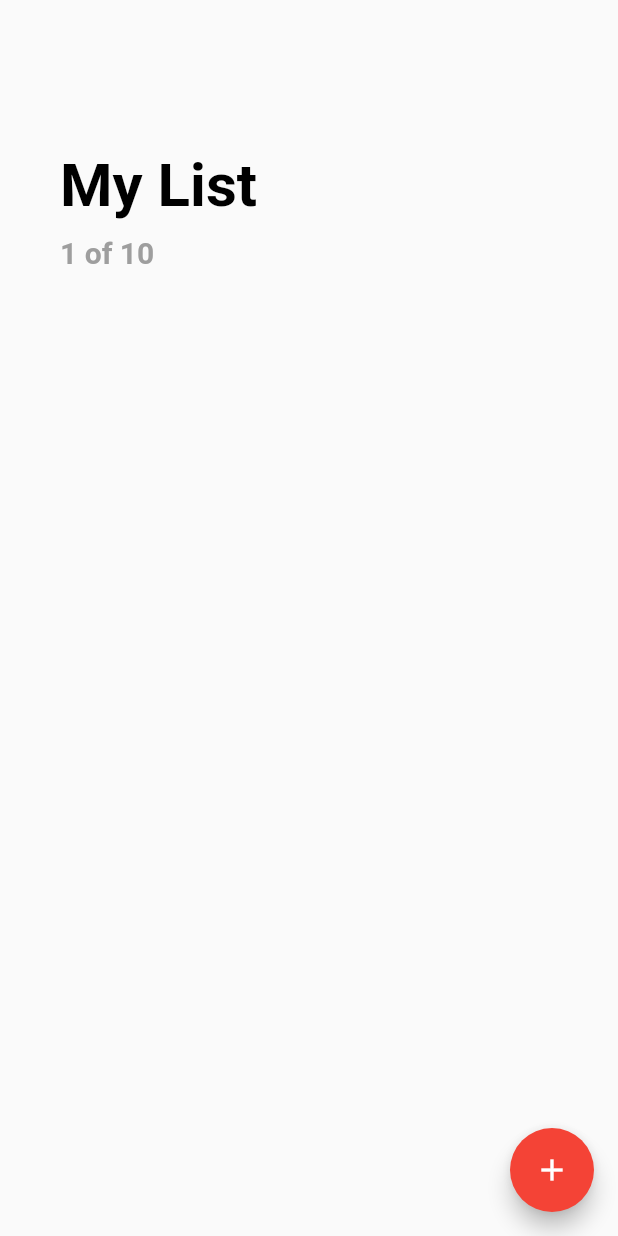
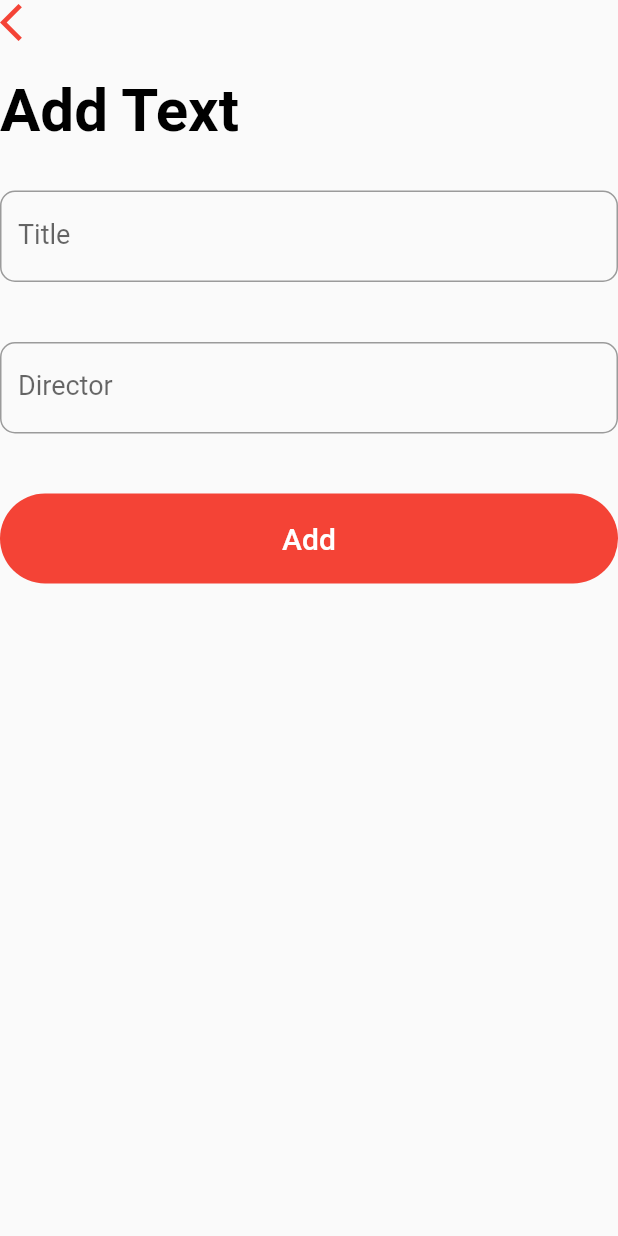
Before and after one commit to ritik1305/MyWatchlist, a Flutter app: the screen it shows after launch, after a tap on the "add" icon, on a phone screen of 412 x 824 dp. Run offline on Flutter 3.47's test engine with Material 2 defaults, Android fonts, the phone set to English and light mode, and no system bars.

Commit message:
Added Add Movie page

```diff
--- /dev/null
+++ b/lib/screens/add_movie_screen.dart
@@ -0,0 +1,116 @@
+import 'package:flutter/material.dart';
+
+class AddMovieScreen extends StatefulWidget {
+  const AddMovieScreen({Key? key}) : super(key: key);
+
+  @override
+  _AddMovieScreenState createState() => _AddMovieScreenState();
+}
+
+class _AddMovieScreenState extends State<AddMovieScreen> {
+  final _formKey = GlobalKey<FormState>();
+  String _title = '';
+  String _director = '';
+
+  _submit() {
+    if (_formKey.currentState!.validate()) {
+      _formKey.currentState!.save();
+      print('$_title, $_director');
+
+      Navigator.pop(context);
+    }
+  }
+
+  @override
+  Widget build(BuildContext context) {
+    return Scaffold(
+      body: Column(
+        crossAxisAlignment: CrossAxisAlignment.start,
+        children: <Widget>[
+          GestureDetector(
+            onTap: () => Navigator.pop(context),
+            child: Icon(
+              Icons.arrow_back_ios,
+              size: 30.0,
+              color: Theme.of(context).primaryColor,
+            ),
+          ),
+          SizedBox(
+            height: 20.0,
+          ),
+          Text(
+            'Add Text',
+            style: TextStyle(
+                color: Colors.black,
+                fontSize: 40.0,
+                fontWeight: FontWeight.bold),
+          ),
+          SizedBox(
+            height: 10.0,
+          ),
+          Form(
+            key: _formKey,
+            child: Column(
+              children: [
+                Padding(
+                  padding: EdgeInsets.symmetric(vertical: 20.0),
+                  child: TextFormField(
+                    style: TextStyle(fontSize: 18.0),
+                    decoration: InputDecoration(
+                      labelText: 'Title',
+                      labelStyle: TextStyle(fontSize: 18.0),
+                      border: OutlineInputBorder(
+                        borderRadius: BorderRadius.circular(10.0),
+                      ),
+                    ),
+                    validator: (input) =>
+                        input!.trim().isEmpty ? 'Please enter a title' : null,
+                    onSaved: (input) => _title = input!,
+                    initialValue: _title,
+                  ),
+                ),
+                Padding(
+                  padding: EdgeInsets.symmetric(vertical: 20.0),
+                  child: TextFormField(
+                    style: TextStyle(fontSize: 18.0),
+                    decoration: InputDecoration(
+                      labelText: 'Director',
+                      labelStyle: TextStyle(fontSize: 18.0),
+                      border: OutlineInputBorder(
+                        borderRadius: BorderRadius.circular(10.0),
+                      ),
+                    ),
+                    validator: (input) => input!.trim().isEmpty
+                        ? 'Please enter Director name'
+                        : null,
+                    onSaved: (input) => _director = input!,
+                    initialValue: _director,
+                  ),
+                ),
+                Container(
+                  margin: EdgeInsets.symmetric(vertical: 20.0),
+                  height: 60.0,
+                  width: double.infinity,
+                  decoration: BoxDecoration(
+                    color: Theme.of(context).primaryColor,
+                    borderRadius: BorderRadius.circular(30.0),
+                  ),
+                  child: TextButton(
+                    child: Text(
+                      'Add',
+                      style: TextStyle(
+                        color: Colors.white,
+                        fontSize: 20.0,
+                      ),
+                    ),
+                    onPressed: _submit,
+                  ),
+                ),
+              ],
+            ),
+          ),
+        ],
+      ),
+    );
+  }
+}
--- a/lib/screens/my_watch_list.dart
+++ b/lib/screens/my_watch_list.dart
@@ -1,4 +1,5 @@
 import 'package:flutter/material.dart';
+import 'package:mywatchlist/screens/add_movie_screen.dart';
 
 class MyWatchListScreen extends StatefulWidget {
   const MyWatchListScreen({Key? key}) : super(key: key);
@@ -8,17 +9,43 @@ class MyWatchListScreen extends StatefulWidget {
 }
 
 class _MyWatchListScreenState extends State<MyWatchListScreen> {
+  Widget _buildTask(int index) {
+    return Padding(
+      padding: EdgeInsets.symmetric(horizontal: 25.0),
+      child: Column(
+        children: [
+          ListTile(
+              title: Text('Task Title'),
+              subtitle: Text('Hi'),
+              trailing: Checkbox(
+                onChanged: (value) {
+                  print(value);
+                },
+                activeColor: Theme.of(context).primaryColor,
+                value: true,
+              )),
+          Divider(),
+        ],
+      ),
+    );
+  }
+
   @override
   Widget build(BuildContext context) {
     return Scaffold(
       floatingActionButton: FloatingActionButton(
         backgroundColor: Theme.of(context).primaryColor,
         child: Icon(Icons.add),
-        onPressed: () => print('Navigate to add task  screen'),
+        onPressed: () => Navigator.push(
+          context,
+          MaterialPageRoute(
+            builder: (_) => AddMovieScreen(),
+          ),
+        ),
       ),
       body: ListView.builder(
         padding: EdgeInsets.symmetric(vertical: 80.0),
-        itemCount: 1,
+        itemCount: 10,
         itemBuilder: (BuildContext context, int index) {
           if (index == 0) {
             return Padding(
@@ -47,7 +74,8 @@ class _MyWatchListScreenState extends State<MyWatchListScreen> {
               ),
             );
           }
-          return Text('');
+
+          return _buildTask(index);
         },
       ),
     );
```
